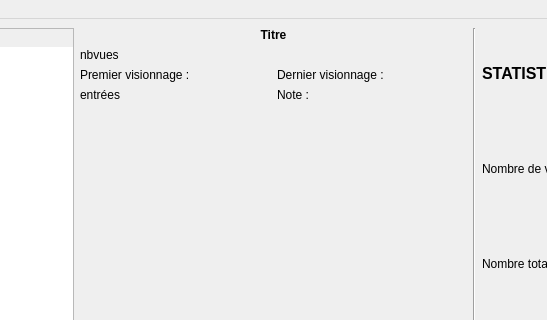
AmbreM71/MovieManager, file MainWindow.ui: the form before one commit; both pictures show x 402 to 949 and y 0 to 320 of the 1280 by 720 pixel window.
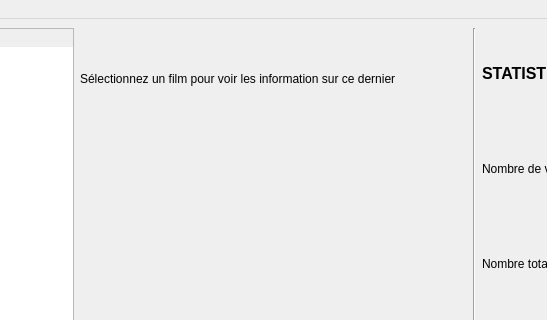
The form after the commit.

Commit message: Add UI in add view to choose a poster

```diff
--- a/MainWindow.ui
+++ b/MainWindow.ui
@@ -285,14 +285,14 @@
     </item>
     <item row="0" column="1">
      <layout class="QGridLayout" name="gridLayout_2">
-      <item row="2" column="0">
-       <widget class="QLabel" name="FirstViewLabel">
+      <item row="2" column="0" colspan="2">
+       <widget class="QLabel" name="ViewsLabel">
         <property name="text">
-         <string>Premier visionnage : </string>
+         <string>Sélectionnez un film pour voir les information sur ce dernier</string>
         </property>
        </widget>
       </item>
-      <item row="6" column="0">
+      <item row="9" column="0">
        <spacer name="verticalSpacer_2">
         <property name="orientation">
          <enum>Qt::Vertical</enum>
@@ -305,24 +305,24 @@
         </property>
        </spacer>
       </item>
-      <item row="4" column="0">
-       <widget class="QLabel" name="EntriesLabel">
-        <property name="text">
-         <string>entrées</string>
-        </property>
-       </widget>
-      </item>
-      <item row="2" column="1">
+      <item row="5" column="1">
        <widget class="QLabel" name="LastViewLabel">
         <property name="text">
-         <string>Dernier visionnage : </string>
+         <string/>
         </property>
        </widget>
       </item>
-      <item row="1" column="0" colspan="2">
-       <widget class="QLabel" name="viewsLabel">
+      <item row="7" column="0">
+       <widget class="QLabel" name="EntriesLabel">
         <property name="text">
-         <string>nbvues</string>
+         <string/>
+        </property>
+       </widget>
+      </item>
+      <item row="5" column="0">
+       <widget class="QLabel" name="FirstViewLabel">
+        <property name="text">
+         <string/>
         </property>
        </widget>
       </item>
@@ -330,21 +330,32 @@
        <widget class="QLabel" name="MovieTitleLabel">
         <property name="font">
          <font>
+          <pointsize>12</pointsize>
           <bold>true</bold>
          </font>
         </property>
         <property name="text">
-         <string>Titre</string>
+         <string/>
         </property>
         <property name="alignment">
          <set>Qt::AlignCenter</set>
         </property>
        </widget>
       </item>
-      <item row="4" column="1">
+      <item row="7" column="1">
        <widget class="QLabel" name="RatingLabel">
         <property name="text">
-         <string>Note : </string>
+         <string/>
+        </property>
+       </widget>
+      </item>
+      <item row="1" column="0" colspan="2">
+       <widget class="QLabel" name="PosterLabel">
+        <property name="text">
+         <string/>
+        </property>
+        <property name="alignment">
+         <set>Qt::AlignCenter</set>
         </property>
        </widget>
       </item>
```
The commit also changes 5 other files.
